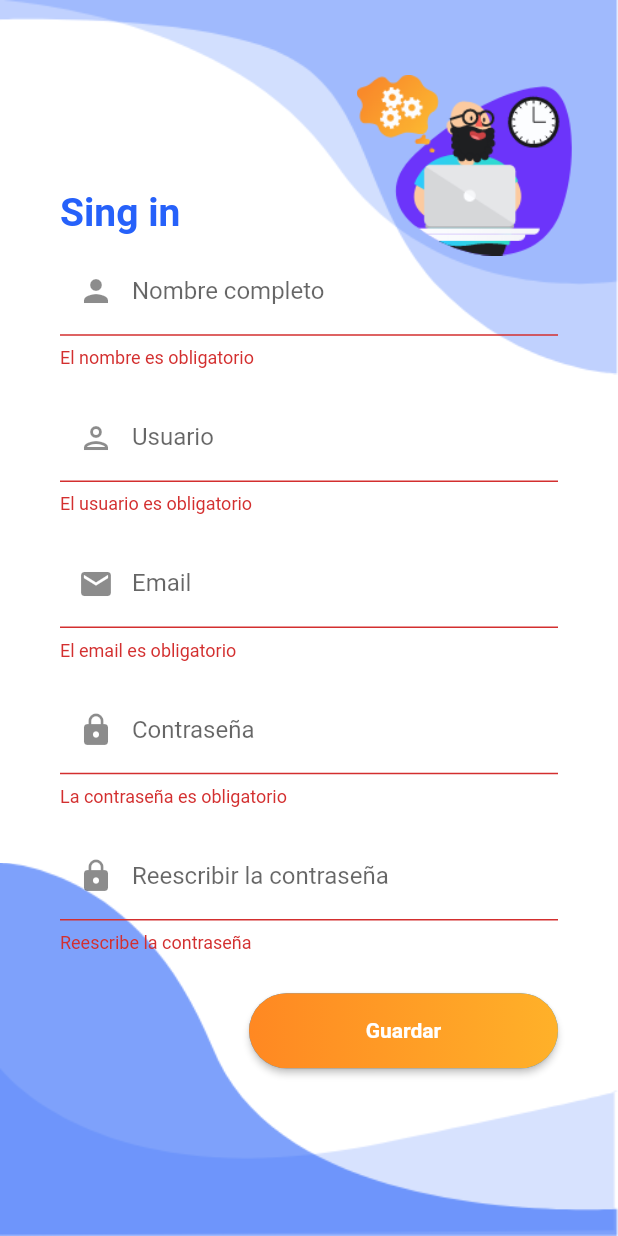
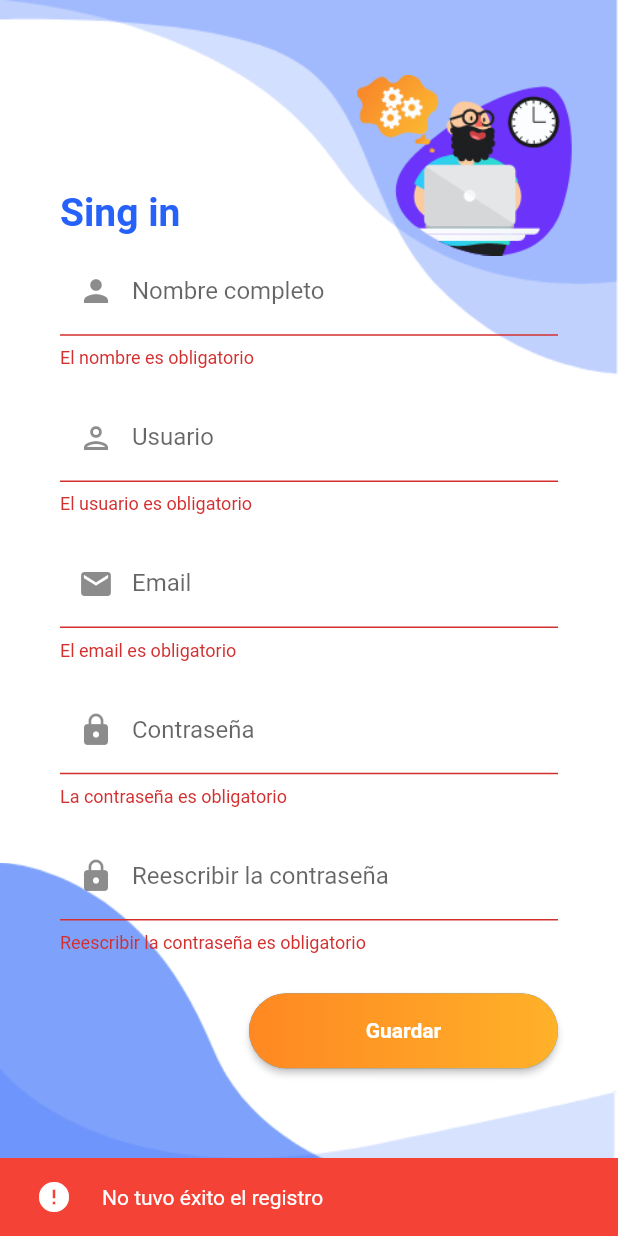
Before and after one commit to mikeacb/mobdevex, a Flutter app: the RegisterPage screen opened directly, after a tap on "Guardar", on a phone screen of 412 x 824 dp. Run offline on Flutter 3.47's test engine with Material 2 defaults, Android fonts, the phone set to English and light mode, and no system bars; our stand-ins replace shared_preferences; missing offline and left inert: encrypt, fzregex; accounts and stored records are empty.

Commit message:
Correcciones de las contraseñas

```diff
--- a/examenu2/lib/pages/login_page.dart
+++ b/examenu2/lib/pages/login_page.dart
@@ -223,6 +223,7 @@ class _LoginPageState extends State<LoginPage> {
                             ),
                             duration: Duration(seconds: 2),
                           ));
+                          _pass = "";
                         }
                       } else {
                         print("no válido");
--- a/examenu2/lib/pages/register_page.dart
+++ b/examenu2/lib/pages/register_page.dart
@@ -140,35 +140,10 @@ class RegisterPage extends StatelessWidget {
             margin: EdgeInsets.symmetric(horizontal: 40),
             child: TextFormField(
               obscureText: true,
-              validator: (value) {
-                if (value.toString().isEmpty) {
-                  return "Reescribe la contraseña";
-                } else {
-                  if (_pass != _temppass) {
-                    ScaffoldMessenger.of(context).showSnackBar(SnackBar(
-                      backgroundColor: Colors.red,
-                      content: Row(
-                        children: [
-                          Icon(
-                            Icons.error,
-                            color: Colors.white,
-                          ),
-                          SizedBox(
-                            width: 20,
-                          ),
-                          Expanded(
-                            child: Text("Las contraseñas no son iguales"),
-                          )
-                        ],
-                      ),
-                      duration: Duration(seconds: 2),
-                    ));
-                  } else {
-                    this._temppass = value.toString();
-                  }
-                }
-              },
-              onSaved: (value) => value.toString(),
+              validator: (value) => value.toString().isEmpty
+                  ? "Reescribir la contraseña es obligatorio"
+                  : null,
+              onSaved: (value) => this._temppass = value.toString(),
               decoration: InputDecoration(
                   prefixIcon: Icon(Icons.lock),
                   labelText: "Reescribir la contraseña"),
@@ -204,7 +179,7 @@ class RegisterPage extends StatelessWidget {
                           )
                         ],
                       ),
-                      duration: Duration(seconds: 2),
+                      duration: Duration(seconds: 1),
                     ));
                   } else if (_pass == _temppass) {
                     ScaffoldMessenger.of(context).showSnackBar(SnackBar(
@@ -221,7 +196,7 @@ class RegisterPage extends StatelessWidget {
                             child: Text("Registro exitoso"),
                           )
                         ])));
-                    Timer(Duration(seconds: 2), () {
+                    Timer(Duration(seconds: 1), () {
                       Navigator.push(context,
                           MaterialPageRoute(builder: (context) => LoginPage()));
                     });
@@ -238,13 +213,29 @@ class RegisterPage extends StatelessWidget {
                           width: 20,
                         ),
                         Expanded(
-                            child: Text("Usuario y/o contraseña incorrectos"),
-                            //duration: Duration(seconds: 2),
+                          child: Text("Las contraseñas no coinciden"),
+                        )
+                      ]),
+                      duration: Duration(seconds: 1),
+                    ));
+                    _pass = "";
+                    _temppass = "";
+                  }
+                } else {
+                  ScaffoldMessenger.of(context).showSnackBar(SnackBar(
+                      backgroundColor: Colors.red,
+                      content: Row(children: [
+                        Icon(
+                          Icons.error,
+                          color: Colors.white,
+                        ),
+                        SizedBox(
+                          width: 20,
+                        ),
+                        Expanded(
+                          child: Text("No tuvo éxito el registro"),
                         )
                       ])));
-                  }
-                } else {
-                  print("No válido");
                 }
               },
               style: ElevatedButton.styleFrom(
```
Lines whose indentation alone changed are shown as unchanged.
